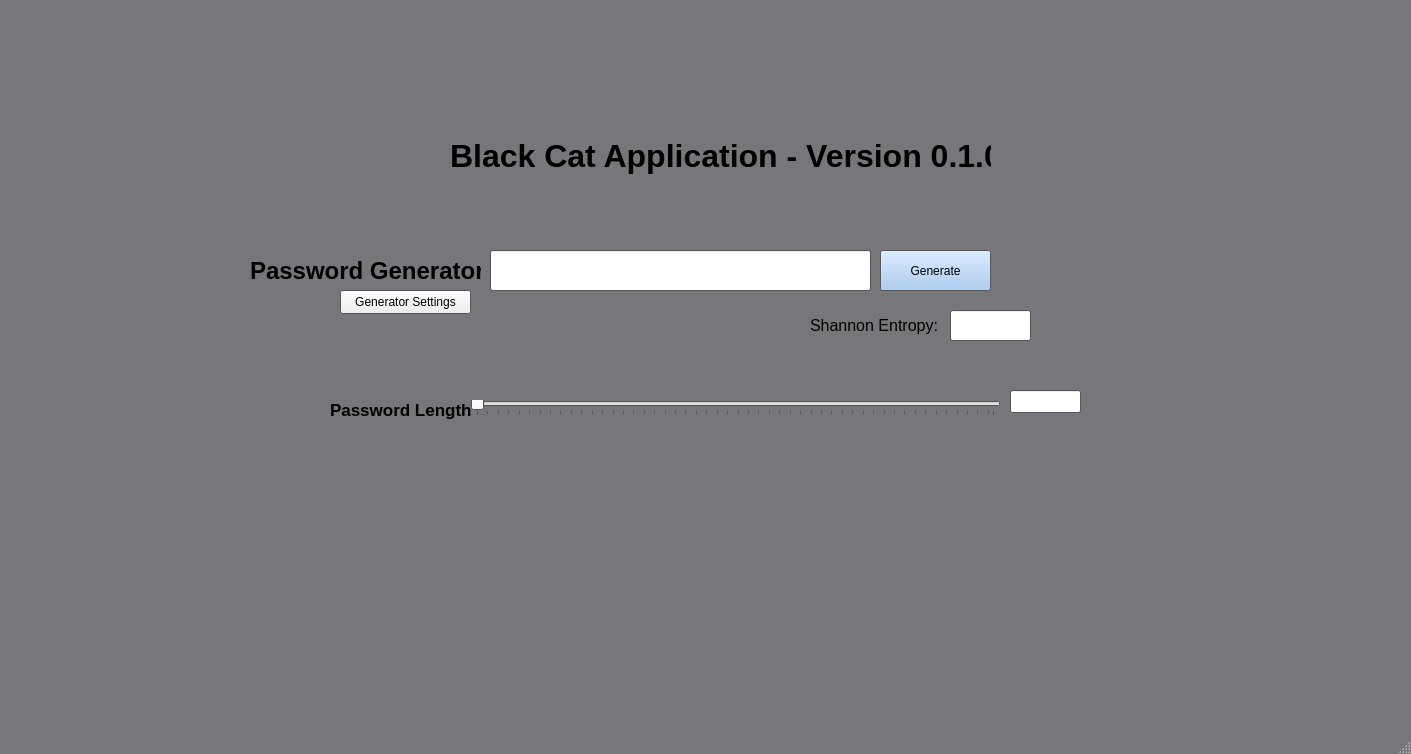
jackr276/BlackCat, file Black-Cat-App/mainwindow.ui: the form before one commit.
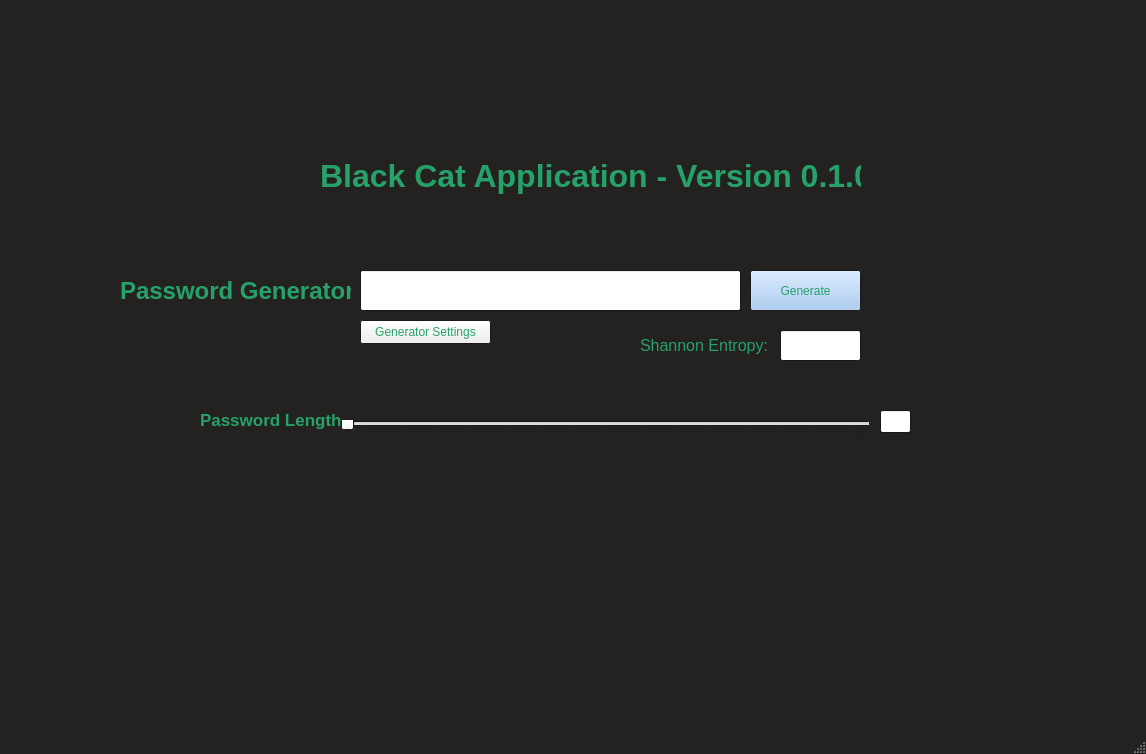
The form after the commit.

Commit message: changed color scheme

```diff
--- a/Black-Cat-App/mainwindow.ui
+++ b/Black-Cat-App/mainwindow.ui
@@ -6,13 +6,40 @@
    <rect>
     <x>0</x>
     <y>0</y>
-    <width>1411</width>
+    <width>1146</width>
     <height>754</height>
    </rect>
   </property>
   <property name="palette">
    <palette>
     <active>
+     <colorrole role="WindowText">
+      <brush brushstyle="SolidPattern">
+       <color alpha="255">
+        <red>38</red>
+        <green>162</green>
+        <blue>105</blue>
+       </color>
+      </brush>
+     </colorrole>
+     <colorrole role="Text">
+      <brush brushstyle="SolidPattern">
+       <color alpha="255">
+        <red>38</red>
+        <green>162</green>
+        <blue>105</blue>
+       </color>
+      </brush>
+     </colorrole>
+     <colorrole role="ButtonText">
+      <brush brushstyle="SolidPattern">
+       <color alpha="255">
+        <red>38</red>
+        <green>162</green>
+        <blue>105</blue>
+       </color>
+      </brush>
+     </colorrole>
      <colorrole role="Base">
       <brush brushstyle="SolidPattern">
        <color alpha="255">
@@ -25,14 +52,50 @@
      <colorrole role="Window">
       <brush brushstyle="SolidPattern">
        <color alpha="255">
-        <red>119</red>
-        <green>118</green>
-        <blue>123</blue>
+        <red>36</red>
+        <green>33</green>
+        <blue>33</blue>
+       </color>
+      </brush>
+     </colorrole>
+     <colorrole role="Highlight">
+      <brush brushstyle="SolidPattern">
+       <color alpha="255">
+        <red>38</red>
+        <green>162</green>
+        <blue>105</blue>
        </color>
       </brush>
      </colorrole>
     </active>
     <inactive>
+     <colorrole role="WindowText">
+      <brush brushstyle="SolidPattern">
+       <color alpha="255">
+        <red>38</red>
+        <green>162</green>
+        <blue>105</blue>
+       </color>
+      </brush>
+     </colorrole>
+     <colorrole role="Text">
+      <brush brushstyle="SolidPattern">
+       <color alpha="255">
+        <red>38</red>
+        <green>162</green>
+        <blue>105</blue>
+       </color>
+      </brush>
+     </colorrole>
+     <colorrole role="ButtonText">
+      <brush brushstyle="SolidPattern">
+       <color alpha="255">
+        <red>38</red>
+        <green>162</green>
+        <blue>105</blue>
+       </color>
+      </brush>
+     </colorrole>
      <colorrole role="Base">
       <brush brushstyle="SolidPattern">
        <color alpha="255">
@@ -45,9 +108,18 @@
      <colorrole role="Window">
       <brush brushstyle="SolidPattern">
        <color alpha="255">
-        <red>119</red>
-        <green>118</green>
-        <blue>123</blue>
+        <red>36</red>
+        <green>33</green>
+        <blue>33</blue>
+       </color>
+      </brush>
+     </colorrole>
+     <colorrole role="Highlight">
+      <brush brushstyle="SolidPattern">
+       <color alpha="255">
+        <red>38</red>
+        <green>162</green>
+        <blue>105</blue>
        </color>
       </brush>
      </colorrole>
@@ -56,18 +128,18 @@
      <colorrole role="Base">
       <brush brushstyle="SolidPattern">
        <color alpha="255">
-        <red>119</red>
-        <green>118</green>
-        <blue>123</blue>
+        <red>36</red>
+        <green>33</green>
+        <blue>33</blue>
        </color>
       </brush>
      </colorrole>
      <colorrole role="Window">
       <brush brushstyle="SolidPattern">
        <color alpha="255">
-        <red>119</red>
-        <green>118</green>
-        <blue>123</blue>
+        <red>36</red>
+        <green>33</green>
+        <blue>33</blue>
        </color>
       </brush>
      </colorrole>
@@ -81,8 +153,8 @@
    <widget class="QLineEdit" name="passwordBox">
     <property name="geometry">
      <rect>
-      <x>490</x>
-      <y>250</y>
+      <x>360</x>
+      <y>270</y>
       <width>381</width>
       <height>41</height>
      </rect>
@@ -91,8 +163,8 @@
    <widget class="QPushButton" name="GeneratePasswordButton">
     <property name="geometry">
      <rect>
-      <x>880</x>
-      <y>250</y>
+      <x>750</x>
+      <y>270</y>
       <width>111</width>
       <height>41</height>
      </rect>
@@ -141,8 +213,8 @@
    <widget class="QLabel" name="Password_Generator_Label">
     <property name="geometry">
      <rect>
-      <x>250</x>
-      <y>250</y>
+      <x>120</x>
+      <y>270</y>
       <width>231</width>
       <height>41</height>
      </rect>
@@ -160,12 +232,75 @@
    <widget class="QLabel" name="Application_Title">
     <property name="geometry">
      <rect>
-      <x>450</x>
-      <y>110</y>
+      <x>320</x>
+      <y>130</y>
       <width>541</width>
       <height>91</height>
      </rect>
     </property>
+    <property name="palette">
+     <palette>
+      <active>
+       <colorrole role="WindowText">
+        <brush brushstyle="SolidPattern">
+         <color alpha="255">
+          <red>38</red>
+          <green>162</green>
+          <blue>105</blue>
+         </color>
+        </brush>
+       </colorrole>
+       <colorrole role="Text">
+        <brush brushstyle="SolidPattern">
+         <color alpha="255">
+          <red>38</red>
+          <green>162</green>
+          <blue>105</blue>
+         </color>
+        </brush>
+       </colorrole>
+       <colorrole role="ButtonText">
+        <brush brushstyle="SolidPattern">
+         <color alpha="255">
+          <red>38</red>
+          <green>162</green>
+          <blue>105</blue>
+         </color>
+        </brush>
+       </colorrole>
+      </active>
+      <inactive>
+       <colorrole role="WindowText">
+        <brush brushstyle="SolidPattern">
+         <color alpha="255">
+          <red>38</red>
+          <green>162</green>
+          <blue>105</blue>
+         </color>
+        </brush>
+       </colorrole>
+       <colorrole role="Text">
+        <brush brushstyle="SolidPattern">
+         <color alpha="255">
+          <red>38</red>
+          <green>162</green>
+          <blue>105</blue>
+         </color>
+        </brush>
+       </colorrole>
+       <colorrole role="ButtonText">
+        <brush brushstyle="SolidPattern">
+         <color alpha="255">
+          <red>38</red>
+          <green>162</green>
+          <blue>105</blue>
+         </color>
+        </brush>
+       </colorrole>
+      </inactive>
+      <disabled/>
+     </palette>
+    </property>
     <property name="font">
      <font>
       <pointsize>24</pointsize>
@@ -179,8 +314,8 @@
    <widget class="QSlider" name="horizontalSlider">
     <property name="geometry">
      <rect>
-      <x>470</x>
-      <y>400</y>
+      <x>340</x>
+      <y>420</y>
       <width>531</width>
       <height>16</height>
      </rect>
@@ -198,12 +333,39 @@
    <widget class="QLabel" name="PassLength">
     <property name="geometry">
      <rect>
-      <x>330</x>
-      <y>400</y>
+      <x>200</x>
+      <y>410</y>
       <width>141</width>
       <height>20</height>
      </rect>
     </property>
+    <property name="palette">
+     <palette>
+      <active>
+       <colorrole role="Text">
+        <brush brushstyle="SolidPattern">
+         <color alpha="255">
+          <red>26</red>
+          <green>95</green>
+          <blue>180</blue>
+         </color>
+        </brush>
+       </colorrole>
+      </active>
+      <inactive>
+       <colorrole role="Text">
+        <brush brushstyle="SolidPattern">
+         <color alpha="255">
+          <red>26</red>
+          <green>95</green>
+          <blue>180</blue>
+         </color>
+        </brush>
+       </colorrole>
+      </inactive>
+      <disabled/>
+     </palette>
+    </property>
     <property name="font">
      <font>
       <pointsize>13</pointsize>
@@ -217,8 +379,8 @@
    <widget class="QLabel" name="Entropy_label">
     <property name="geometry">
      <rect>
-      <x>810</x>
-      <y>310</y>
+      <x>640</x>
+      <y>330</y>
       <width>131</width>
       <height>31</height>
      </rect>
@@ -235,8 +397,8 @@
    <widget class="QLineEdit" name="Entropy_Display">
     <property name="geometry">
      <rect>
-      <x>950</x>
-      <y>310</y>
+      <x>780</x>
+      <y>330</y>
       <width>81</width>
       <height>31</height>
      </rect>
@@ -250,9 +412,9 @@
    <widget class="QLineEdit" name="user_inputted_length">
     <property name="geometry">
      <rect>
-      <x>1010</x>
-      <y>390</y>
-      <width>71</width>
+      <x>880</x>
+      <y>410</y>
+      <width>31</width>
       <height>23</height>
      </rect>
     </property>
@@ -265,8 +427,8 @@
    <widget class="QPushButton" name="password_generation_settings">
     <property name="geometry">
      <rect>
-      <x>340</x>
-      <y>290</y>
+      <x>360</x>
+      <y>320</y>
       <width>131</width>
       <height>24</height>
      </rect>
```
Left out of the diff: 2 changed lines with no effect on the pictures. The commit also changes 4 other files.
